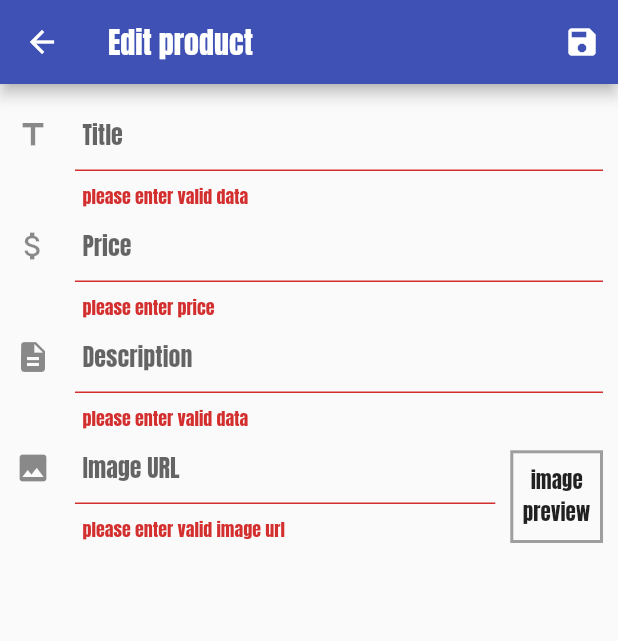
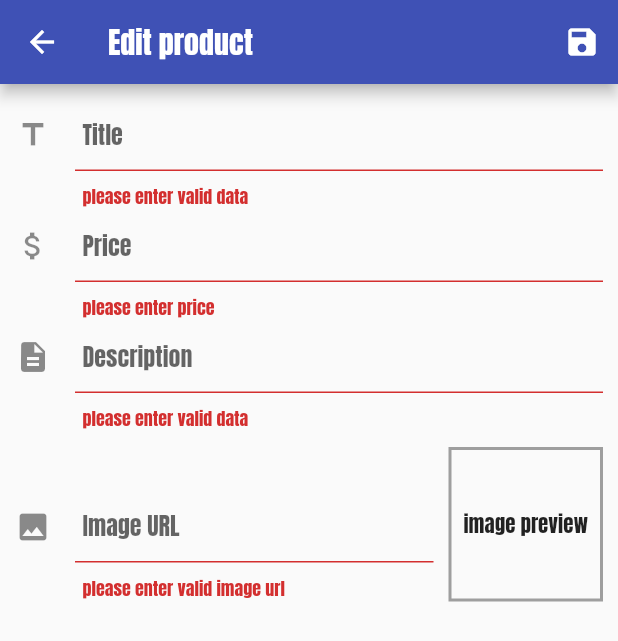
Before and after one commit to ofek4454/ShopApp, a Flutter app: the EditProductScreen screen opened by its route, after a tap on the "save" icon, on a phone screen of 412 x 824 dp. Shown: the top 641 px of the screen. Run offline on Flutter 3.47's test engine with Material 2 defaults, Android fonts, the phone set to English and light mode, and no system bars; network calls fail.

Commit message:
01072020

```diff
--- a/lib/screens/edit_product_screen.dart
+++ b/lib/screens/edit_product_screen.dart
@@ -19,6 +19,15 @@ class _EditProductScreenState extends State<EditProductScreen> {
   final _imageController = TextEditingController();
   final _form = GlobalKey<FormState>();
   final _scaffoldKey = GlobalKey<ScaffoldState>();
+  bool isInit = false;
+  var values = {
+    'title': '',
+    'price': '',
+    'description': '',
+    'imageUrl': '',
+  };
+  String prodId = null;
+  bool isFavorite = false;
 
   _Product prod = _Product();
 
@@ -26,6 +35,26 @@ class _EditProductScreenState extends State<EditProductScreen> {
   void initState() {
     super.initState();
     _imageFocus.addListener(imageListner);
+  }
+
+  @override
+  void didChangeDependencies() {
+    super.didChangeDependencies();
+    if (!isInit) {
+      var product = ModalRoute.of(context).settings.arguments as Product;
+      if (product != null) {
+        values = {
+          'title': product.title,
+          'price': product.price.toString(),
+          'description': product.description,
+          'imageUrl': '',
+        };
+        _imageController.text = product.imageUrl;
+        prodId = product.id;
+        isFavorite = product.isFavorite;
+      }
+      isInit = true;
+    }
   }
 
   @override
@@ -51,9 +80,16 @@ class _EditProductScreenState extends State<EditProductScreen> {
       price: prod.price,
       description: prod.description,
       imageUrl: prod.imageUrl,
-      id: DateTime.now().toString(),
+      id: prodId != null ? prodId : DateTime.now().toString(),
+      isFavorite: isFavorite,
     );
-    Provider.of<ProductsProvider>(context, listen: false).addProduct(_product);
+    if (prodId != null) {
+      Provider.of<ProductsProvider>(context, listen: false)
+          .updateProduct(_product);
+    } else {
+      Provider.of<ProductsProvider>(context, listen: false)
+          .addProduct(_product);
+    }
     Navigator.of(context).pop();
   }
 
@@ -116,6 +152,7 @@ class _EditProductScreenState extends State<EditProductScreen> {
           child: ListView(
             children: <Widget>[
               TextFormField(
+                initialValue: values['title'],
                 decoration: InputDecoration(
                   hintText: 'Title',
                   contentPadding: EdgeInsets.only(left: 5),
@@ -135,6 +172,7 @@ class _EditProductScreenState extends State<EditProductScreen> {
                 },
               ),
               TextFormField(
+                initialValue: values['price'],
                 decoration: InputDecoration(
                   hintText: 'Price',
                   contentPadding: EdgeInsets.only(left: 5),
@@ -162,6 +200,7 @@ class _EditProductScreenState extends State<EditProductScreen> {
                 },
               ),
               TextFormField(
+                initialValue: values['description'],
                 decoration: InputDecoration(
                   hintText: 'Description',
                   contentPadding: EdgeInsets.only(left: 5),
@@ -227,5 +266,10 @@ class _Product {
   double price;
   String imageUrl;
 
-  _Product({this.title, this.description, this.price, this.imageUrl});
+  _Product({
+    this.title,
+    this.description,
+    this.price,
+    this.imageUrl,
+  });
 }
--- a/lib/widgets/image_preview.dart
+++ b/lib/widgets/image_preview.dart
@@ -9,8 +9,8 @@ class ImagePreview extends StatelessWidget {
   Widget build(BuildContext context) {
     return Container(
       margin: EdgeInsets.only(top: 10, left: 10),
-      width: MediaQuery.of(context).size.width * 0.15,
-      height: MediaQuery.of(context).size.width * 0.15,
+      width: MediaQuery.of(context).size.width * 0.25,
+      height: MediaQuery.of(context).size.width * 0.25,
       decoration: BoxDecoration(
         border: Border.all(width: 2, color: Colors.grey),
       ),
--- a/lib/widgets/product_item.dart
+++ b/lib/widgets/product_item.dart
@@ -6,6 +6,7 @@ import '../providers/Cart.dart';
 import '../screens/product_detail_screen.dart';
 import '../providers/products_provider.dart';
 import '../widgets/details_page_body.dart';
+import '../screens/edit_product_screen.dart';
 
 enum BuildType {
   Row,
@@ -126,7 +127,10 @@ class ProductItem extends StatelessWidget {
         children: <Widget>[
           IconButton(
             icon: Icon(Icons.edit),
-            onPressed: () {},
+            onPressed: () {
+              Navigator.of(context)
+                  .pushNamed(EditProductScreen.routeName, arguments: _product);
+            },
             color: Theme.of(context).primaryColor,
           ),
           IconButton(
```
Also changed, not shown: lib/providers/products_provider.dart (+8 -0 lines).
